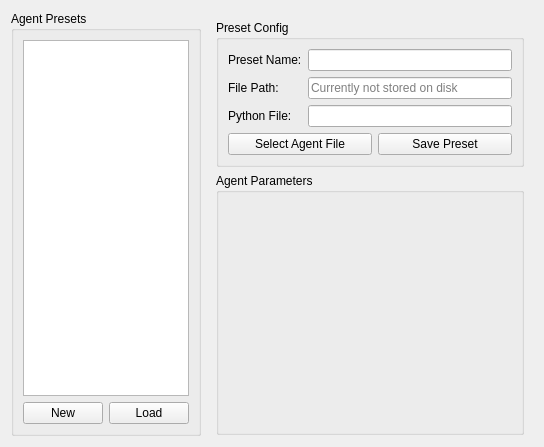
Qt form src/main/python/rlbot/gui/design/agent_customisation.ui (RLBot/RLBot) before a commit.
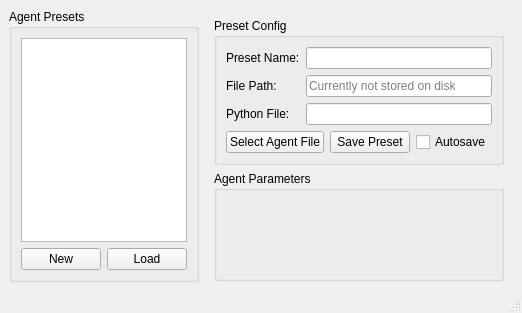
The same form after that commit.

Commit message: added the possibility to autosave in the gui

Patch:
```diff
--- a/src/main/python/rlbot/gui/design/agent_customisation.ui
+++ b/src/main/python/rlbot/gui/design/agent_customisation.ui
@@ -1,18 +1,19 @@
 <?xml version="1.0" encoding="UTF-8"?>
 <ui version="4.0">
  <class>AgentPresetCustomiser</class>
- <widget class="QWidget" name="AgentPresetCustomiser">
+ <widget class="QMainWindow" name="AgentPresetCustomiser">
   <property name="geometry">
    <rect>
     <x>0</x>
     <y>0</y>
-    <width>544</width>
-    <height>447</height>
+    <width>484</width>
+    <height>313</height>
    </rect>
   </property>
   <property name="windowTitle">
    <string>Agent Preset Customiser</string>
   </property>
+  <widget class="QWidget" name="centralwidget">
   <layout class="QHBoxLayout" name="horizontalLayout" stretch="1,2">
    <item>
     <widget class="QGroupBox" name="groupBox_3">
@@ -74,7 +75,7 @@
         <property name="title">
          <string>Preset Config</string>
         </property>
-        <layout class="QGridLayout" name="gridLayout_2">
+         <layout class="QGridLayout" name="gridLayout_2" columnstretch="1,1,2,2">
          <item row="0" column="0">
           <widget class="QLabel" name="label_2">
            <property name="text">
@@ -82,16 +83,6 @@
            </property>
           </widget>
          </item>
-         <item row="6" column="1" colspan="3">
-          <widget class="QLineEdit" name="preset_python_file_lineedit">
-           <property name="readOnly">
-            <bool>true</bool>
-           </property>
-           <property name="clearButtonEnabled">
-            <bool>false</bool>
-           </property>
-          </widget>
-         </item>
          <item row="6" column="0">
           <widget class="QLabel" name="label">
            <property name="text">
@@ -99,19 +90,6 @@
            </property>
           </widget>
          </item>
-         <item row="0" column="1" colspan="3">
-          <widget class="QLineEdit" name="preset_name_lineedit"/>
-         </item>
-         <item row="3" column="1" colspan="3">
-          <widget class="QLineEdit" name="preset_path_lineedit">
-           <property name="readOnly">
-            <bool>true</bool>
-           </property>
-           <property name="placeholderText">
-            <string>Currently not stored on disk</string>
-           </property>
-          </widget>
-         </item>
          <item row="3" column="0">
           <widget class="QLabel" name="label_17">
            <property name="text">
@@ -119,6 +97,20 @@
            </property>
           </widget>
          </item>
+          <item row="8" column="2">
+           <widget class="QPushButton" name="preset_save_pushbutton">
+            <property name="text">
+             <string>Save Preset</string>
+            </property>
+           </widget>
+          </item>
+          <item row="8" column="3" alignment="Qt::AlignHCenter">
+           <widget class="QCheckBox" name="preset_autosave_checkbox">
+            <property name="text">
+             <string>Autosave</string>
+            </property>
+           </widget>
+          </item>
          <item row="8" column="0" colspan="2">
           <widget class="QPushButton" name="python_file_select_button">
            <property name="text">
@@ -126,13 +118,29 @@
            </property>
           </widget>
          </item>
-         <item row="8" column="2" colspan="2">
-          <widget class="QPushButton" name="preset_save_pushbutton">
-           <property name="text">
-            <string>Save Preset</string>
-           </property>
-          </widget>
-         </item>
+          <item row="6" column="1" colspan="3">
+           <widget class="QLineEdit" name="preset_python_file_lineedit">
+            <property name="readOnly">
+             <bool>true</bool>
+            </property>
+            <property name="clearButtonEnabled">
+             <bool>false</bool>
+            </property>
+           </widget>
+          </item>
+          <item row="3" column="1" colspan="3">
+           <widget class="QLineEdit" name="preset_path_lineedit">
+            <property name="readOnly">
+             <bool>true</bool>
+            </property>
+            <property name="placeholderText">
+             <string>Currently not stored on disk</string>
+            </property>
+           </widget>
+          </item>
+          <item row="0" column="1" colspan="3">
+           <widget class="QLineEdit" name="preset_name_lineedit"/>
+          </item>
         </layout>
        </widget>
       </item>
@@ -147,6 +155,8 @@
     </widget>
    </item>
   </layout>
+  </widget>
+  <widget class="QStatusBar" name="statusbar"/>
  </widget>
  <resources/>
  <connections/>
```
Lines whose indentation alone changed are shown as unchanged. The commit also changes 9 other files.
